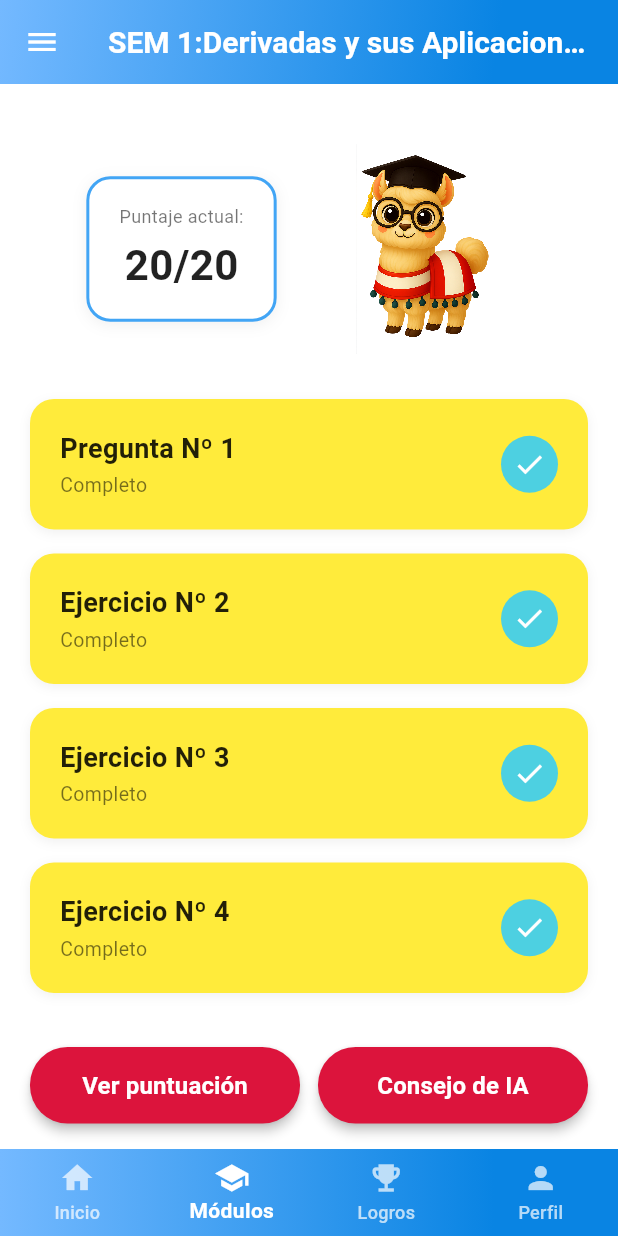
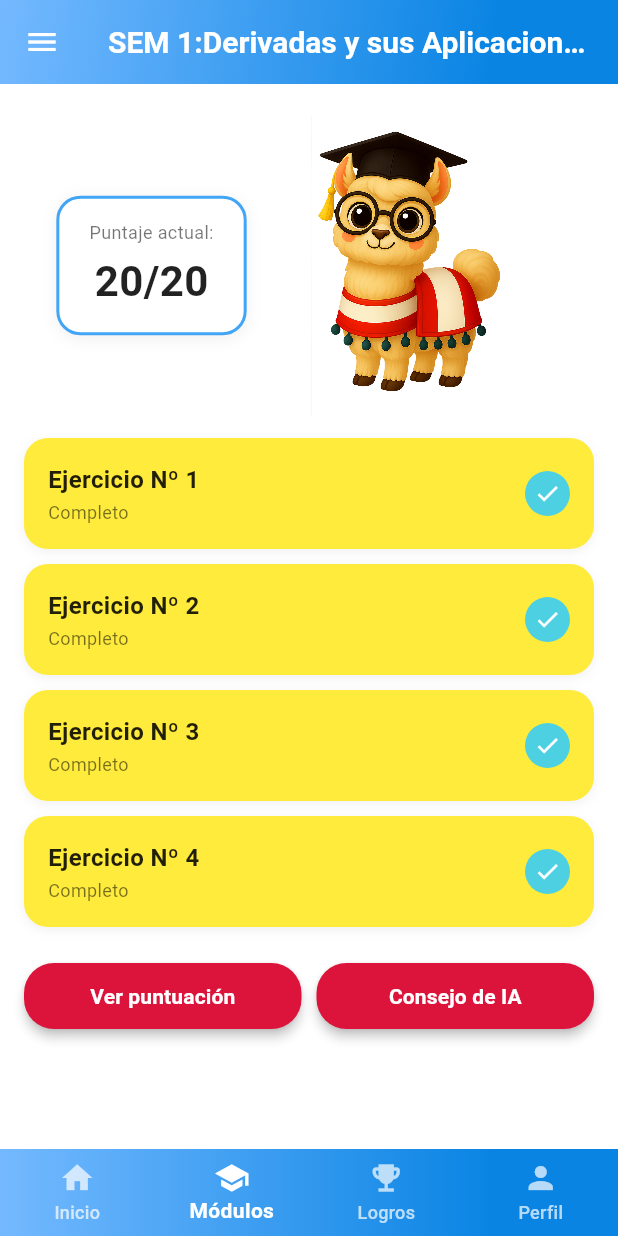
Before and after one commit to AngelaIsabelYsu/Proyecto, a Flutter app: the EjerciciosCompletosScreen screen opened directly, on a phone screen of 412 x 824 dp. Run offline on Flutter 3.47's test engine with Material 3 defaults, Android fonts, the phone set to English and light mode, and no system bars; our stand-ins replace share_plus.

Commit message:
modifique el diseño

```diff
--- a/lib/modules/ejercicios/ejercicios_completos.dart
+++ b/lib/modules/ejercicios/ejercicios_completos.dart
@@ -11,11 +11,11 @@ class EjerciciosCompletosScreen extends StatefulWidget {
 }
 
 class _EjerciciosCompletosScreenState extends State<EjerciciosCompletosScreen> {
-  final int puntajeActual = 20;
   final int puntajeMaximo = 20;
+  int get puntajeActual => _ejercicios.where((e) => e['completado'] == true).length * 5;
 
   final List<Map<String, dynamic>> _ejercicios = [
-    {'numero': 1, 'titulo': 'Pregunta', 'completado': true},
+    {'numero': 1, 'titulo': 'Ejercicio', 'completado': true},
     {'numero': 2, 'titulo': 'Ejercicio', 'completado': true},
     {'numero': 3, 'titulo': 'Ejercicio', 'completado': true},
     {'numero': 4, 'titulo': 'Ejercicio', 'completado': true},
@@ -52,10 +52,10 @@ class _EjerciciosCompletosScreenState extends State<EjerciciosCompletosScreen> {
       ),
 
       body: SingleChildScrollView(
-        padding: const EdgeInsets.all(20),
+        padding: const EdgeInsets.all(16),
         child: Column(
           children: [
-            const SizedBox(height: 20),
+            const SizedBox(height: 5),
 
             // PUNTAJE Y MASCOTA
             Row(
@@ -64,7 +64,7 @@ class _EjerciciosCompletosScreenState extends State<EjerciciosCompletosScreen> {
               children: [
                 // PUNTAJE
                 Container(
-                  padding: const EdgeInsets.symmetric(horizontal: 20, vertical: 16),
+                  padding: const EdgeInsets.symmetric(horizontal: 20, vertical: 14),
                   decoration: BoxDecoration(
                     color: Colors.white,
                     borderRadius: BorderRadius.circular(16),
@@ -99,19 +99,19 @@ class _EjerciciosCompletosScreenState extends State<EjerciciosCompletosScreen> {
                   ),
                 ),
 
-                const SizedBox(width: 30),
+                const SizedBox(width: 10),
 
                 // LLAMA
                 Image.asset(
                   'assets/images/llama.png',
-                  width: 140,
-                  height: 140,
+                  width: 200,
+                  height: 200,
                   filterQuality: FilterQuality.high,
                   isAntiAlias: true,
                   errorBuilder: (context, error, stackTrace) {
                     return Container(
-                      width: 140,
-                      height: 140,
+                      width: 160,
+                      height: 160,
                       decoration: BoxDecoration(
                         color: Colors.orange[100],
                         borderRadius: BorderRadius.circular(12),
@@ -127,7 +127,7 @@ class _EjerciciosCompletosScreenState extends State<EjerciciosCompletosScreen> {
               ],
             ),
 
-            const SizedBox(height: 30),
+            const SizedBox(height: 15),
 
             // LISTA DE EJERCICIOS
             ListView.builder(
@@ -137,8 +137,8 @@ class _EjerciciosCompletosScreenState extends State<EjerciciosCompletosScreen> {
               itemBuilder: (context, index) {
                 final ejercicio = _ejercicios[index];
                 return Container(
-                  margin: const EdgeInsets.only(bottom: 16),
-                  padding: const EdgeInsets.all(20),
+                  margin: const EdgeInsets.only(bottom: 10),
+                  padding: const EdgeInsets.all(16),
                   decoration: BoxDecoration(
                     color: const Color(0xFFFFEB3B),
                     borderRadius: BorderRadius.circular(16),
@@ -159,7 +159,7 @@ class _EjerciciosCompletosScreenState extends State<EjerciciosCompletosScreen> {
                             Text(
                               '${ejercicio['titulo']} Nº ${ejercicio['numero']}',
                               style: const TextStyle(
-                                fontSize: 18,
+                                fontSize: 16,
                                 fontWeight: FontWeight.bold,
                                 color: Colors.black87,
                               ),
@@ -168,7 +168,7 @@ class _EjerciciosCompletosScreenState extends State<EjerciciosCompletosScreen> {
                             const Text(
                               'Completo',
                               style: TextStyle(
-                                fontSize: 13,
+                                fontSize: 12,
                                 color: Colors.black54,
                               ),
                             ),
@@ -176,7 +176,7 @@ class _EjerciciosCompletosScreenState extends State<EjerciciosCompletosScreen> {
                         ),
                       ),
                       Container(
-                        padding: const EdgeInsets.all(8),
+                        padding: const EdgeInsets.all(6),
                         decoration: const BoxDecoration(
                           color: Color(0xFF4DD0E1),
                           shape: BoxShape.circle,
@@ -184,7 +184,7 @@ class _EjerciciosCompletosScreenState extends State<EjerciciosCompletosScreen> {
                         child: const Icon(
                           Icons.check,
                           color: Colors.white,
-                          size: 22,
+                          size: 18,
                         ),
                       ),
                     ],
@@ -193,7 +193,7 @@ class _EjerciciosCompletosScreenState extends State<EjerciciosCompletosScreen> {
               },
             ),
 
-            const SizedBox(height: 20),
+            const SizedBox(height: 12),
 
             // BOTONES EN FILA
             Row(
@@ -204,9 +204,9 @@ class _EjerciciosCompletosScreenState extends State<EjerciciosCompletosScreen> {
                     onPressed: _verPuntuacion,
                     style: ElevatedButton.styleFrom(
                       backgroundColor: const Color(0xFFDC143C),
-                      padding: const EdgeInsets.symmetric(vertical: 14),
+                      padding: const EdgeInsets.symmetric(vertical: 12),
                       shape: RoundedRectangleBorder(
-                        borderRadius: BorderRadius.circular(25),
+                        borderRadius: BorderRadius.circular(20),
                       ),
                       elevation: 3,
                     ),
@@ -214,14 +214,14 @@ class _EjerciciosCompletosScreenState extends State<EjerciciosCompletosScreen> {
                       'Ver puntuación',
                       style: TextStyle(
                         color: Colors.white,
-                        fontSize: 16,
+                        fontSize: 14,
                         fontWeight: FontWeight.bold,
                       ),
                     ),
                   ),
                 ),
 
-                const SizedBox(width: 12),
+                const SizedBox(width: 10),
 
                 // BOTÓN CONSEJO DE IA
                 Expanded(
@@ -229,9 +229,9 @@ class _EjerciciosCompletosScreenState extends State<EjerciciosCompletosScreen> {
                     onPressed: _verConsejoIA,
                     style: ElevatedButton.styleFrom(
                       backgroundColor: const Color(0xFFDC143C),
-                      padding: const EdgeInsets.symmetric(vertical: 14),
+                      padding: const EdgeInsets.symmetric(vertical: 12),
                       shape: RoundedRectangleBorder(
-                        borderRadius: BorderRadius.circular(25),
+                        borderRadius: BorderRadius.circular(20),
                       ),
                       elevation: 3,
                     ),
@@ -239,7 +239,7 @@ class _EjerciciosCompletosScreenState extends State<EjerciciosCompletosScreen> {
                       'Consejo de IA',
                       style: TextStyle(
                         color: Colors.white,
-                        fontSize: 16,
+                        fontSize: 14,
                         fontWeight: FontWeight.bold,
                       ),
                     ),
@@ -248,7 +248,7 @@ class _EjerciciosCompletosScreenState extends State<EjerciciosCompletosScreen> {
               ],
             ),
 
-            const SizedBox(height: 40),
+            const SizedBox(height: 10),
           ],
         ),
       ),
```
Also changed, not shown: lib/modules/ejercicios/total_de_ejercicios.dart (+24 -40 lines), lib/widgets/avatar/tienda.dart (+24 -22 lines).
